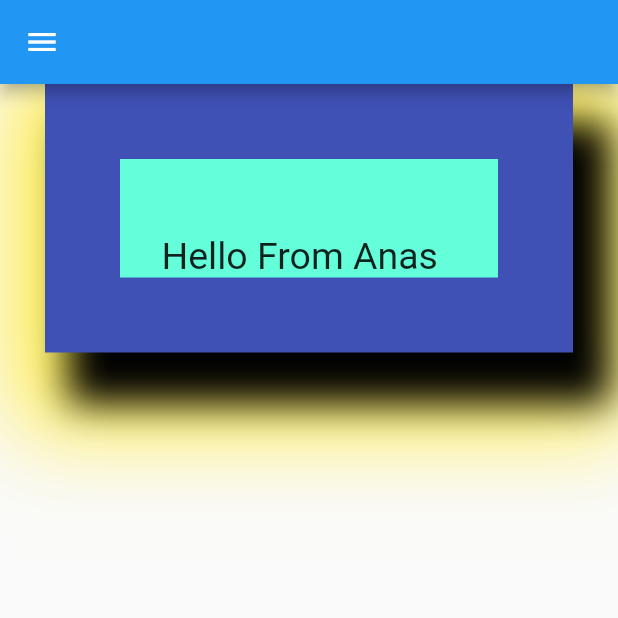
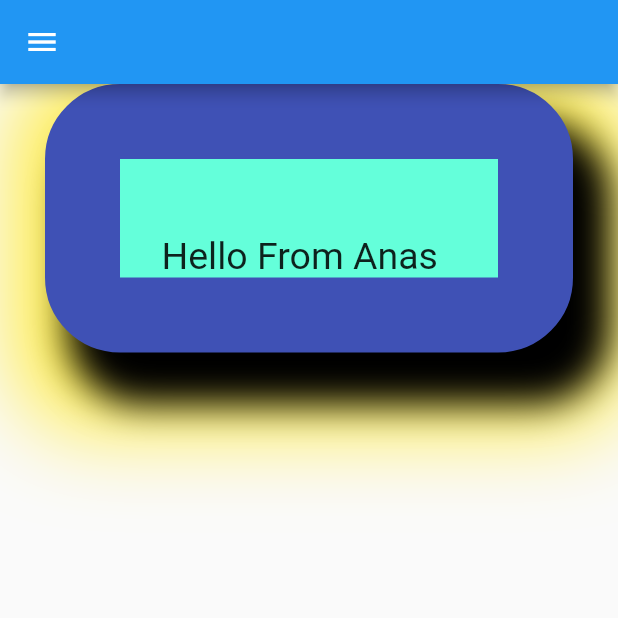
Before and after one commit to Anas-Awni/Container-, a Flutter app: the screen it shows after launch, on a phone screen of 412 x 824 dp, the top half of it. Run offline on Flutter 3.47's test engine with Material 2 defaults, Android fonts, the phone set to English and light mode, and no system bars.

Commit message:
something updated

```diff
--- a/myapp/lib/main.dart
+++ b/myapp/lib/main.dart
@@ -20,6 +20,9 @@ class MyApp extends StatelessWidget {
                 border: Border.all(
                     color: Colors.indigo,
                     width: 50), //change colors to indigo and make width fifty
+                borderRadius: BorderRadius.all(
+                  Radius.circular(50),
+                ),
                 boxShadow: [
                   BoxShadow(
                     color: Colors.yellow, // change to yellow
```
